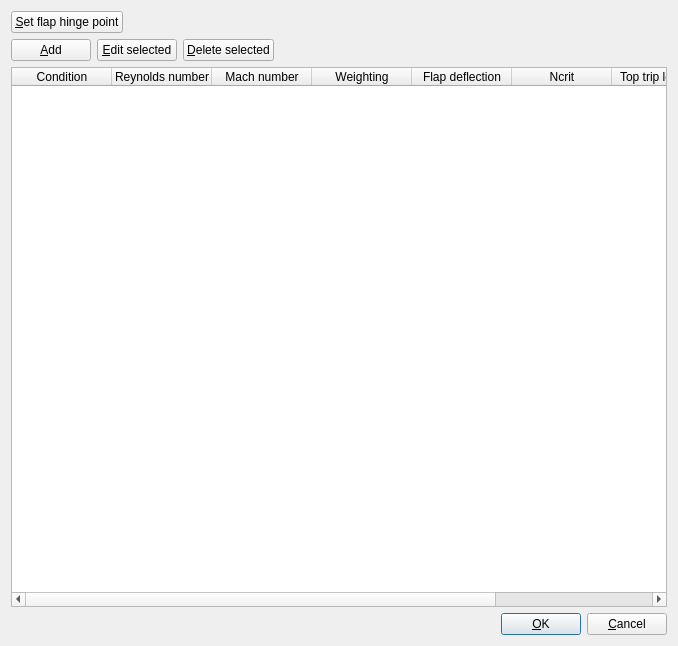
The window that ui/operatingpoints.ui (montagdude/Xoptfoil) describes before a commit, drawn with Qt 5.
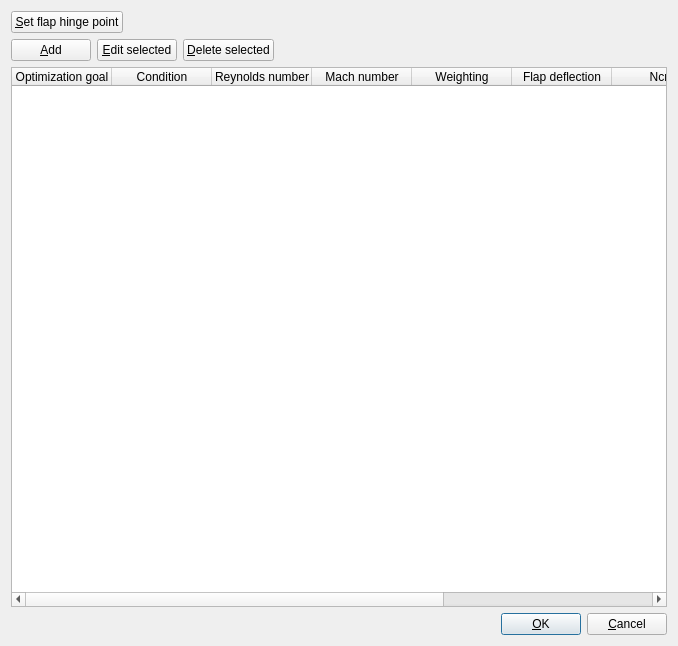
The same window after the commit.

Commit message: Add optimization goal plus validation for operating points

What changed in the file:
```diff
--- a/ui/operatingpoints.ui
+++ b/ui/operatingpoints.ui
@@ -108,6 +108,11 @@
      <attribute name="horizontalHeaderStretchLastSection">
       <bool>false</bool>
      </attribute>
+     <column>
+      <property name="text">
+       <string>Optimization goal</string>
+      </property>
+     </column>
      <column>
       <property name="text">
        <string>Condition</string>
```
The commit also changes 4 other files.
